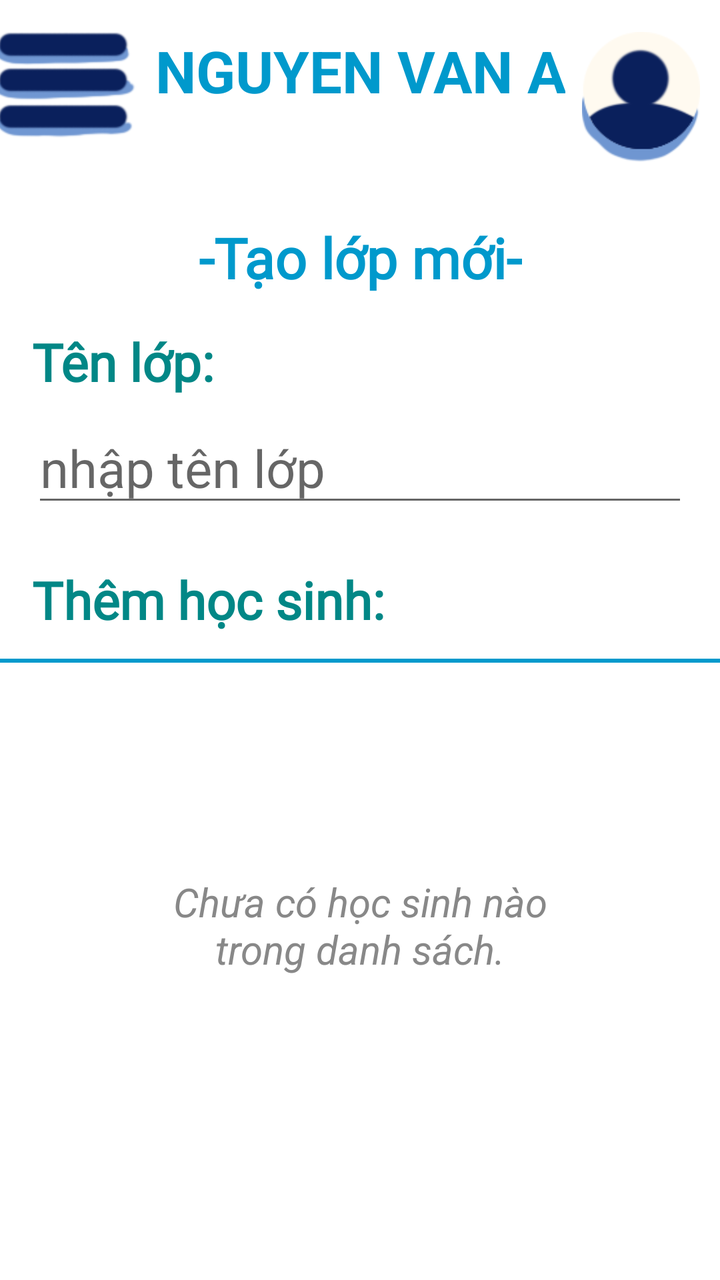
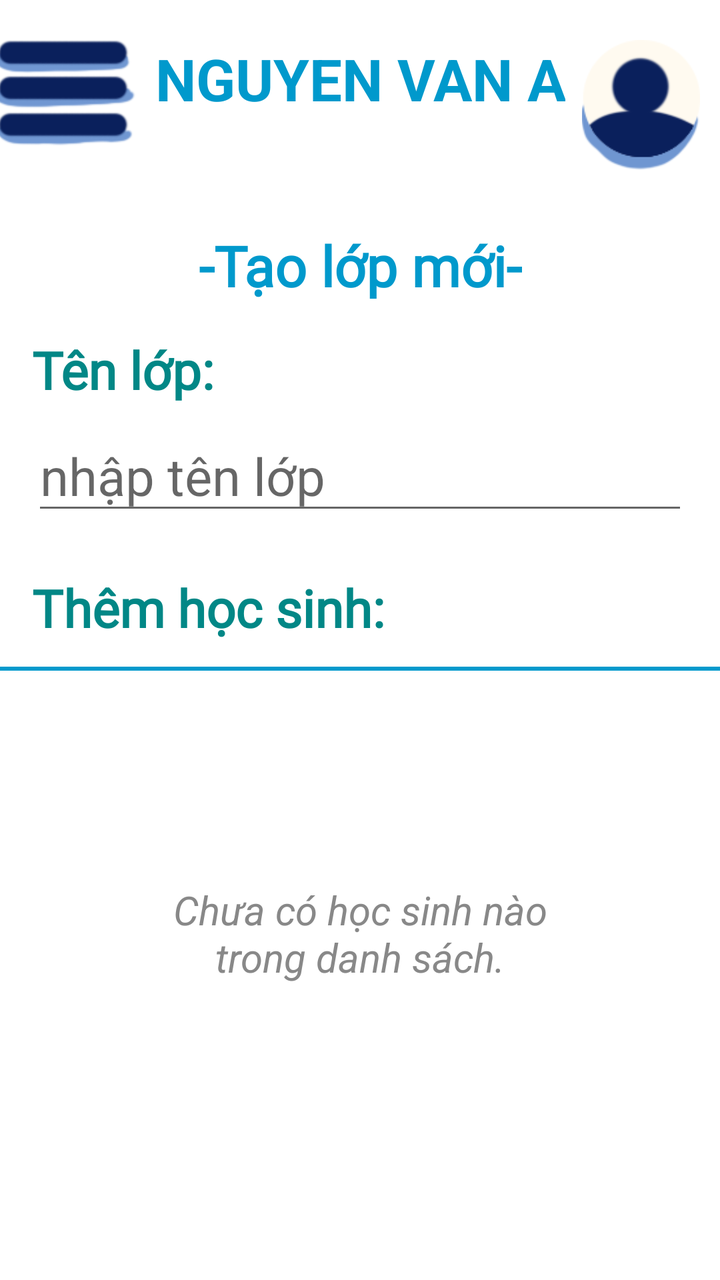

The first picture is an Android layout as it rendered before a commit; the second is the same layout after the commit. The layout source and the unified diff follow.
<!-- AndroidManifest.xml: application theme Theme.SmartQuiz -->
<!-- res/layout/teacher_add_class.xml -->
<?xml version="1.0" encoding="utf-8"?>
<androidx.constraintlayout.widget.ConstraintLayout xmlns:android="http://schemas.android.com/apk/res/android"
    xmlns:app="http://schemas.android.com/apk/res-auto"
    xmlns:tools="http://schemas.android.com/tools"
    android:id="@+id/main"
    android:layout_width="match_parent"
    android:layout_height="match_parent">

    <androidx.constraintlayout.widget.ConstraintLayout
        android:id="@+id/constraintLayout"
        android:layout_width="match_parent"
        android:layout_height="94dp"
        android:elevation="4dp"
        android:translationZ="4dp"
        app:layout_constraintEnd_toEndOf="parent"
        app:layout_constraintStart_toStartOf="parent"
        app:layout_constraintTop_toTopOf="parent">

        <TextView
            android:id="@+id/user_name"
            android:layout_width="wrap_content"
            android:layout_height="wrap_content"
            android:gravity="center"
            android:text="Nguyen Van A"
            android:textAllCaps="true"
            android:textColor="@android:color/holo_blue_dark"
            android:textSize="29sp"
            android:textStyle="bold"
            app:layout_constraintBottom_toBottomOf="parent"
            app:layout_constraintEnd_toEndOf="parent"
            app:layout_constraintStart_toStartOf="parent"
            app:layout_constraintTop_toTopOf="parent"
            app:layout_constraintVertical_bias="0.29" />

        <ImageButton
            android:id="@+id/registerBtn"
            android:layout_width="71dp"
            android:layout_height="53dp"
            android:layout_marginStart="8dp"
            android:layout_marginTop="16dp"
            android:layout_marginEnd="21dp"
            android:layout_marginBottom="25dp"
            android:background="@null"
            android:scaleType="fitCenter"
            app:layout_constraintBottom_toBottomOf="parent"
            app:layout_constraintEnd_toStartOf="@+id/user_name"
            app:layout_constraintStart_toStartOf="parent"
            app:layout_constraintTop_toTopOf="parent"
            app:srcCompat="@drawable/menu"
            android:contentDescription="Menu Button" />

        <ImageButton
            android:id="@+id/imageButton4"
            android:layout_width="69dp"
            android:layout_height="65dp"
            android:layout_marginStart="15dp"
            android:layout_marginTop="16dp"
            android:layout_marginEnd="17dp"
            android:layout_marginBottom="13dp"
            android:background="@null"
            android:scaleType="fitCenter"
            app:layout_constraintBottom_toBottomOf="parent"
            app:layout_constraintEnd_toEndOf="parent"
            app:layout_constraintStart_toEndOf="@+id/user_name"
            app:layout_constraintTop_toTopOf="parent"
            app:srcCompat="@drawable/user"
            android:contentDescription="User Profile Button" />
    </androidx.constraintlayout.widget.ConstraintLayout>

    <androidx.constraintlayout.widget.ConstraintLayout
        android:id="@+id/constraintLayout4"
        android:layout_width="0dp"
        android:layout_height="0dp"
        app:layout_constraintBottom_toBottomOf="parent"
        app:layout_constraintEnd_toEndOf="parent"
        app:layout_constraintStart_toStartOf="parent"
        app:layout_constraintTop_toBottomOf="@+id/constraintLayout">

        <TextView
            android:id="@+id/textView13"
            android:layout_width="wrap_content"
            android:layout_height="wrap_content"
            android:layout_marginTop="16dp"
            android:fontFamily="@font/be_vietnam_pro_light_italic"
            android:text="-Tạo lớp mới-"
            android:textColor="@android:color/holo_blue_dark"
            android:textSize="28sp"
            android:textStyle="bold"
            app:layout_constraintEnd_toEndOf="parent"
            app:layout_constraintStart_toStartOf="parent"
            app:layout_constraintTop_toTopOf="parent" />

        <TextView
            android:id="@+id/textView14"
            android:layout_width="wrap_content"
            android:layout_height="wrap_content"
            android:layout_marginStart="16dp"
            android:layout_marginTop="16dp"
            android:fontFamily="@font/be_vietnam_pro_light_italic"
            android:text="Tên lớp:"
            android:textColor="@color/teal_700"
            android:textSize="26sp"
            android:textStyle="bold"
            app:layout_constraintStart_toStartOf="parent"
            app:layout_constraintTop_toBottomOf="@+id/textView13" />

        <EditText
            android:id="@+id/ExamNameText"
            android:layout_width="0dp"
            android:layout_height="wrap_content"
            android:layout_marginTop="8dp"
            android:layout_marginStart="16dp"
            android:layout_marginEnd="16dp"
            android:ems="10"
            android:hint="nhập tên lớp"
            android:inputType="text"
            android:textSize="26sp"
            app:layout_constraintEnd_toEndOf="parent"
            app:layout_constraintStart_toStartOf="parent"
            app:layout_constraintTop_toBottomOf="@+id/textView14" />

        <TextView
            android:id="@+id/textView15"
            android:layout_width="wrap_content"
            android:layout_height="wrap_content"
            android:layout_marginStart="16dp"
            android:layout_marginTop="24dp"
            android:fontFamily="@font/be_vietnam_pro_light_italic"
            android:text="Thêm học sinh:"
            android:textColor="@color/teal_700"
            android:textSize="26sp"
            android:textStyle="bold"
            app:layout_constraintStart_toStartOf="parent"
            app:layout_constraintTop_toBottomOf="@+id/ExamNameText" />

        <TextView
            android:id="@+id/emptyStateTextView"
            android:layout_width="200sp"
            android:layout_height="wrap_content"
            android:text="Chưa có học sinh nào trong danh sách."
            android:gravity="center"
            android:textStyle="italic"
            android:textColor="#888888"
            android:textSize="20sp"
            android:layout_marginStart="16dp"
            android:layout_marginTop="120dp"
            android:layout_marginEnd="16dp"
            android:layout_marginBottom="16dp"
            app:layout_constraintBottom_toBottomOf="parent"
            app:layout_constraintEnd_toEndOf="parent"
            app:layout_constraintStart_toStartOf="parent"
            app:layout_constraintTop_toBottomOf="@+id/textView15"
            app:layout_constraintVertical_bias="0.0"
            tools:visibility="visible" />

        <ScrollView
            android:id="@+id/scrollView4"
            android:layout_width="384dp"
            android:layout_height="396dp"
            android:layout_marginStart="16dp"
            android:layout_marginTop="12dp"
            android:layout_marginEnd="16dp"
            android:layout_marginBottom="16dp"
            android:background="@drawable/border"
            app:layout_constraintBottom_toBottomOf="parent"
            app:layout_constraintEnd_toEndOf="parent"
            app:layout_constraintHorizontal_bias="0.4"
            app:layout_constraintStart_toStartOf="parent"
            app:layout_constraintTop_toBottomOf="@+id/textView15"
            android:translationZ="6dp"
            android:elevation="6dp"
            app:layout_constraintVertical_bias="0.0">

            <LinearLayout
                android:id="@+id/list_exam_dialog"
                android:layout_width="match_parent"
                android:layout_height="wrap_content"
                android:orientation="vertical"/>
        </ScrollView>

        <ImageButton
            android:id="@+id/add_btn_student_session"
            android:layout_width="55dp"
            android:layout_height="55dp"
            android:layout_marginEnd="20sp"
            android:layout_marginBottom="10sp"
            android:background="@drawable/circle"
            android:contentDescription="Add New Item"
            android:elevation="6dp"
            android:scaleType="fitCenter"
            android:src="@drawable/baseline_add_24"
            android:translationZ="6dp"
            app:layout_constraintBottom_toBottomOf="@+id/scrollView4"
            app:layout_constraintEnd_toEndOf="parent" />

        <Button
            android:id="@+id/submit_create_ExamBtn"
            android:layout_width="151dp"
            android:layout_height="56dp"
            android:layout_marginStart="28dp"
            android:text="Tạo"
            app:backgroundTint="@null"
            android:background="@drawable/green_box"
            app:layout_constraintBottom_toBottomOf="parent"
            app:layout_constraintEnd_toEndOf="parent"
            app:layout_constraintHorizontal_bias="0.0"
            app:layout_constraintStart_toEndOf="@+id/cancelClassBtn"
            app:layout_constraintTop_toBottomOf="@+id/scrollView4" />

        <Button
            android:id="@+id/cancelClassBtn"
            android:layout_width="151dp"
            android:layout_height="56dp"
            android:layout_marginStart="40dp"
            android:text="Thoát"
            app:backgroundTint="@null"
            android:background="@drawable/red_box"
            app:layout_constraintBottom_toBottomOf="parent"
            app:layout_constraintStart_toStartOf="parent"
            app:layout_constraintTop_toBottomOf="@+id/scrollView4" />
    </androidx.constraintlayout.widget.ConstraintLayout>

</androidx.constraintlayout.widget.ConstraintLayout>
<!-- resources referenced by this layout -->
<resources>
  <color name="teal_700">#FF018786</color>
  <!-- drawable baseline_add_24 (drawable) -->
  <vector xmlns:android="http://schemas.android.com/apk/res/android"
      android:width="24dp"
      android:height="24dp"
      android:viewportWidth="24"
      android:viewportHeight="24"
      android:tint="@android:color/white"> 
  
      
      
      <path
          android:fillColor="@android:color/white"
          android:pathData="M19,13H13.5V18.5H10.5V13H5V11H10.5V5.5H13.5V11H19V13Z"/>
  
  </vector>
  <!-- drawable border (drawable) -->
  <?xml version="1.0" encoding="utf-8"?>
  <shape xmlns:android="http://schemas.android.com/apk/res/android">
      <solid android:color="@android:color/transparent" />
      <stroke
          android:width="2dp"
          android:color="@android:color/holo_blue_dark" />
      <corners android:radius="4dp" />
  </shape>
  <!-- drawable circle (drawable) -->
  <?xml version="1.0" encoding="utf-8"?>
  <shape xmlns:android="http://schemas.android.com/apk/res/android"
      android:shape="oval">
      <solid android:color="@color/dark_blue"/>
  </shape>
  <!-- drawable green_box (drawable) -->
  <?xml version="1.0" encoding="utf-8"?>
  <shape xmlns:android="http://schemas.android.com/apk/res/android"
      android:shape="rectangle">
      <solid android:color="@color/green"/>
      <corners android:radius="20dp"/>
  </shape>
  <!-- drawable menu: png bitmap (drawable, 4225 bytes) -->
  <!-- drawable red_box (drawable) -->
  <?xml version="1.0" encoding="utf-8"?>
  <shape xmlns:android="http://schemas.android.com/apk/res/android"
      android:shape="rectangle">
      <solid android:color="@color/red"/>
      <corners android:radius="20dp"/>
  </shape>
  <!-- drawable user: png bitmap (drawable, 4784 bytes) -->
  <style name="Theme.SmartQuiz" parent="Theme.MaterialComponents.DayNight.DarkActionBar">
          
          <item name="colorPrimary">@color/purple_500</item>
          <item name="colorPrimaryVariant">@color/purple_700</item>
          <item name="colorOnPrimary">@color/white</item>
          
          <item name="colorSecondary">@color/teal_200</item>
          <item name="colorSecondaryVariant">@color/teal_700</item>
          <item name="colorOnSecondary">@color/black</item>
          
          <item name="android:statusBarColor">?attr/colorPrimaryVariant</item>
          
      </style>
  <color name="dark_blue">#DF92ACFF</color>
  <color name="green">#3ECE72</color>
  <color name="red">#A64444</color>
  <color name="purple_500">#FF6200EE</color>
  <color name="purple_700">#FF3700B3</color>
  <color name="white">#FFFFFFFF</color>
  <color name="teal_200">#FF03DAC5</color>
  <color name="black">#FF000000</color>
</resources>

<!-- the commit's change to res/layout/teacher_add_class.xml (unified diff, before → after) -->
@@ -10,9 +10,11 @@
         android:id="@+id/constraintLayout"
         android:layout_width="match_parent"
         android:layout_height="94dp"
+        android:layout_marginTop="4dp"
         android:elevation="4dp"
         android:translationZ="4dp"
         app:layout_constraintEnd_toEndOf="parent"
+        app:layout_constraintHorizontal_bias="0.0"
         app:layout_constraintStart_toStartOf="parent"
         app:layout_constraintTop_toTopOf="parent">
 
@@ -41,13 +43,13 @@
             android:layout_marginEnd="21dp"
             android:layout_marginBottom="25dp"
             android:background="@null"
+            android:contentDescription="Menu Button"
             android:scaleType="fitCenter"
             app:layout_constraintBottom_toBottomOf="parent"
             app:layout_constraintEnd_toStartOf="@+id/user_name"
             app:layout_constraintStart_toStartOf="parent"
             app:layout_constraintTop_toTopOf="parent"
-            app:srcCompat="@drawable/menu"
-            android:contentDescription="Menu Button" />
+            app:srcCompat="@drawable/menu" />
 
         <ImageButton
             android:id="@+id/imageButton4"
@@ -58,13 +60,13 @@
             android:layout_marginEnd="17dp"
             android:layout_marginBottom="13dp"
             android:background="@null"
+            android:contentDescription="User Profile Button"
             android:scaleType="fitCenter"
             app:layout_constraintBottom_toBottomOf="parent"
             app:layout_constraintEnd_toEndOf="parent"
             app:layout_constraintStart_toEndOf="@+id/user_name"
             app:layout_constraintTop_toTopOf="parent"
-            app:srcCompat="@drawable/user"
-            android:contentDescription="User Profile Button" />
+            app:srcCompat="@drawable/user" />
     </androidx.constraintlayout.widget.ConstraintLayout>
 
     <androidx.constraintlayout.widget.ConstraintLayout
